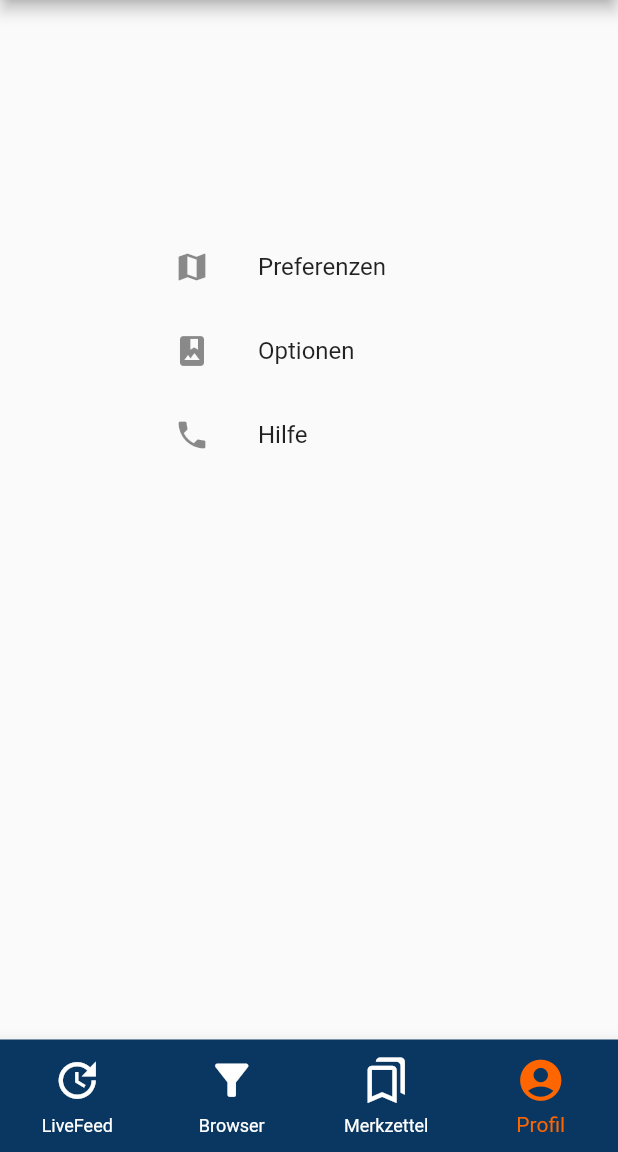
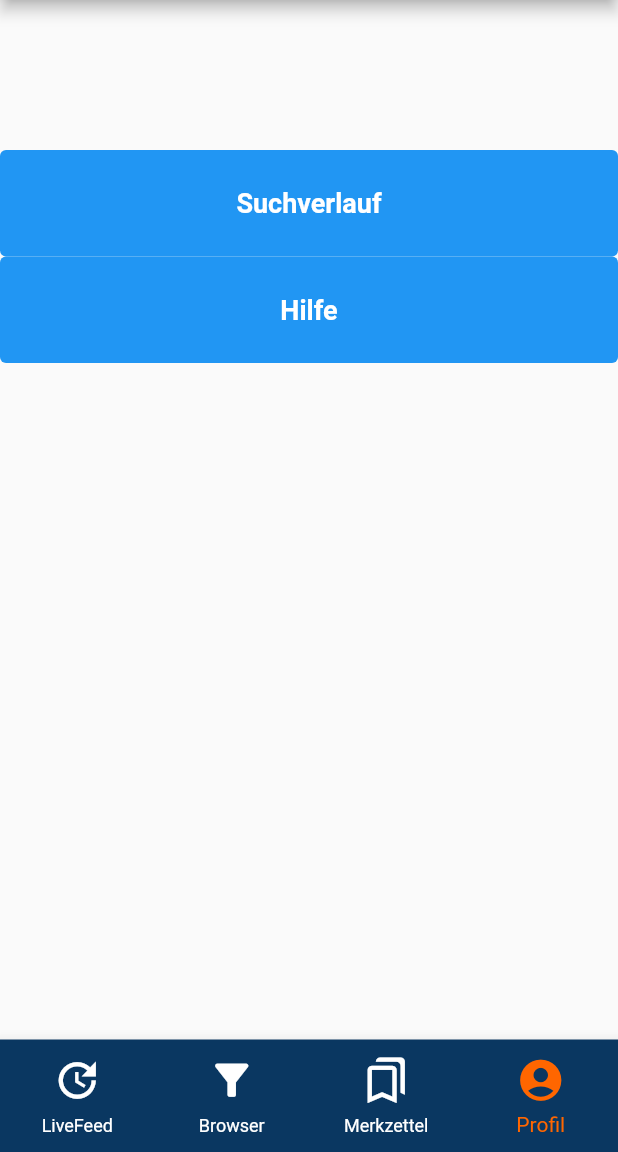
Before and after one commit to dimitarKolev99/flutter_project, a Flutter app: the screen it shows after launch, item 4 of the bottom bar chosen, on a phone screen of 412 x 824 dp, the part 84-1236 px from its top. Run offline on Flutter 3.47's test engine with Material 2 defaults, Android fonts, the phone set to English and light mode, and no system bars; our stand-ins replace shared_preferences; network calls fail.

Commit message:
bit better version

```diff
--- a/lib/view/profile.dart
+++ b/lib/view/profile.dart
@@ -5,6 +5,7 @@ import 'package:penny_pincher/view/widget/article_card.dart';
 import 'package:flutter/material.dart';
 import 'package:penny_pincher/view/widget/article_search.dart';
 import 'dart:async';
+
 
 import 'package:penny_pincher/view/widget/browser_article_card.dart';
 import 'package:penny_pincher/view/widget/extended_view.dart';
@@ -147,25 +148,45 @@ class _ProfilePageState extends State<ProfilePage> {
               },
             )
           ]),
-      body: Center(
-        child: ListView(
-          padding: const EdgeInsets.only(left:100.0, top:150),
-          children: const <Widget>[
-            ListTile(
-              leading: Icon(Icons.map),
-              title: Text('Preferenzen'),
+      body: Container(
+        padding: EdgeInsets.symmetric(vertical: 100),
+        child: Column(
+          children: [
+            SizedBox(
+            width: double.infinity,
+            child: TextButton(
+              onPressed: () {},
+              style: ButtonStyle(
+                  backgroundColor: MaterialStateProperty.all(Colors.blue),
+                  foregroundColor: MaterialStateProperty.all(Colors.white),
+                  padding: MaterialStateProperty.all(
+                      EdgeInsets.symmetric(vertical: 25)),
+                  textStyle: MaterialStateProperty.all(TextStyle(
+                    fontSize: 18,
+                    fontWeight: FontWeight.w700,
+                  ))),
+              child: Text("Suchverlauf"),
             ),
-            ListTile(
-              leading: Icon(Icons.photo_album),
-              title: Text('Optionen'),
-            ),
-            ListTile(
-              leading: Icon(Icons.phone),
-              title: Text('Hilfe'),
+          ),
+            SizedBox(
+              width: double.infinity,
+              child: TextButton(
+                onPressed: () {},
+                style: ButtonStyle(
+                    backgroundColor: MaterialStateProperty.all(Colors.blue),
+                    foregroundColor: MaterialStateProperty.all(Colors.white),
+                    padding: MaterialStateProperty.all(
+                        EdgeInsets.symmetric(vertical: 25)),
+                    textStyle: MaterialStateProperty.all(TextStyle(
+                      fontSize: 18,
+                      fontWeight: FontWeight.w700,
+                    ))),
+                child: Text("Hilfe"),
+              ),
             ),
           ],
         ),
-      )
+      ),
     );
   }
 }
```
